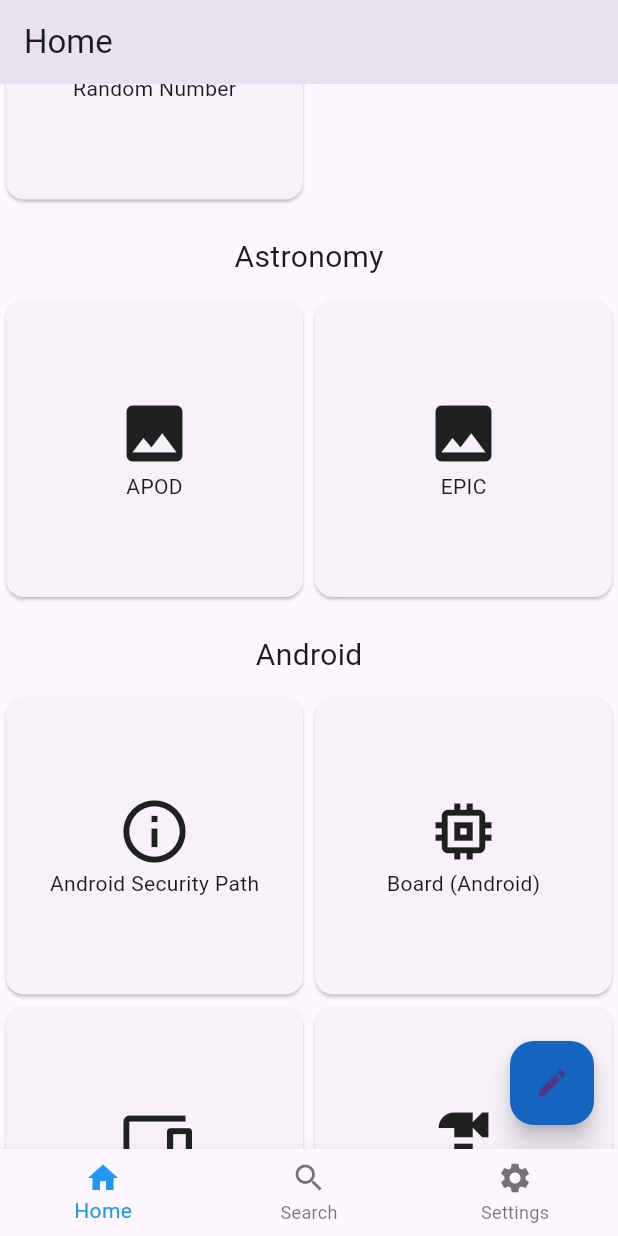
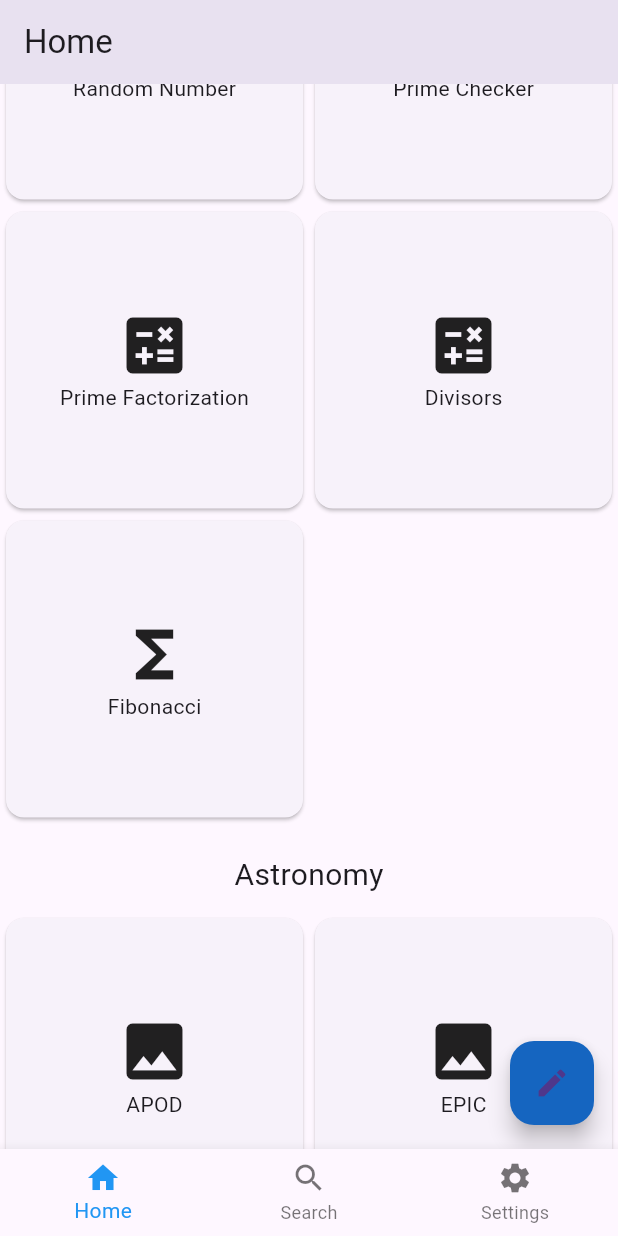
Before and after one commit to spageektti/sapphire, a Flutter app: the screen it shows after launch, scrolled down 576 dp, on a phone screen of 412 x 824 dp. Run offline on Flutter 3.47's test engine with Material 3 defaults, Android fonts, the phone set to English and light mode, and no system bars; our stand-ins replace decimal, device_info_plus, easy_localization, file_picker, shared_preferences; missing offline and left inert: country_flags, flutter_math_fork.

Commit message:
add new functions and update the version number

```diff
--- a/lib/default_home_list.dart
+++ b/lib/default_home_list.dart
@@ -31,6 +31,10 @@ List<List<int>> defaultHomeList = [
     2,
     3,
     111,
+    114,
+    115,
+    116,
+    117,
   ],
   [
     112,
--- a/lib/function_list.dart
+++ b/lib/function_list.dart
@@ -27,9 +27,15 @@ import 'package:flutter/material.dart';
 import 'package:sapphire/functions/android/version_security_path.dart';
 import 'package:sapphire/functions/astronomy/apod.dart';
 import 'package:sapphire/functions/astronomy/epic.dart';
+import 'package:sapphire/functions/calendar/datetime_difference.dart';
+import 'package:sapphire/functions/calendar/timezone.dart';
+import 'package:sapphire/functions/math/divisors.dart';
+import 'package:sapphire/functions/math/fibonacci.dart';
 import 'package:sapphire/functions/math/gcd.dart';
 import 'package:sapphire/functions/math/lcm.dart';
 import 'package:sapphire/functions/math/power.dart';
+import 'package:sapphire/functions/math/is_prime.dart';
+import 'package:sapphire/functions/math/prime_factorization.dart';
 import 'package:sapphire/functions/math/random.dart';
 import 'package:sapphire/functions/math/root.dart' as math_root;
 import 'package:sapphire/functions/android/board.dart';
@@ -1086,4 +1092,72 @@ List<FunctionItem> functionList = [
     ],
     index: 113,
   ),
+  FunctionItem(
+    widget: IsPrimeWidget(),
+    name: 'isPrime',
+    author: 'spageektti',
+    icon: Icons.check_circle,
+    tags: ['math', 'is_prime', 'prime', 'number', 'probability', 'statistics'],
+    index: 114,
+  ),
+  FunctionItem(
+    widget: PrimeFactorizationWidget(),
+    name: 'primeFactorization',
+    author: 'spageektti',
+    icon: Icons.calculate,
+    tags: [
+      'math',
+      'factorization',
+      'prime',
+      'number',
+      'probability',
+      'statistics'
+    ],
+    index: 115,
+  ),
+  FunctionItem(
+    widget: DivisorsWidget(),
+    name: 'divisors',
+    author: 'spageektti',
+    icon: Icons.calculate,
+    tags: [
+      'math',
+      'divisors',
+      'factors',
+      'number',
+      'probability',
+      'statistics'
+    ],
+    index: 116,
+  ),
+  FunctionItem(
+      widget: FibonacciWidget(),
+      name: 'fibonacci',
+      author: 'spageektti',
+      icon: Icons.functions,
+      tags: [
+        'math',
+        'fibonacci',
+        'sequence',
+        'number',
+        'probability',
+        'statistics'
+      ],
+      index: 117),
+  FunctionItem(
+    widget: TimezoneWidget(),
+    name: 'timezone',
+    author: 'spageektti',
+    icon: Icons.access_time,
+    tags: ['timezone', 'time', 'date', 'location', 'geography', 'world'],
+    index: 118,
+  ),
+  FunctionItem(
+    widget: DatetimeDifferenceWidget(),
+    name: 'datetimeDifference',
+    author: 'spageektti',
+    icon: Icons.date_range,
+    tags: ['datetime', 'difference', 'time', 'date', 'duration', 'interval'],
+    index: 119,
+  ),
 ];
--- a/pubspec.yaml
+++ b/pubspec.yaml
@@ -16,7 +16,7 @@ publish_to: "none" # Remove this line if you wish to publish to pub.dev
 # https://developer.apple.com/library/archive/documentation/General/Reference/InfoPlistKeyReference/Articles/CoreFoundationKeys.html
 # In Windows, build-name is used as the major, minor, and patch parts
 # of the product and file versions while build-number is used as the build suffix.
-version: 0.1.0+4
+version: 0.0.4+4
 
 environment:
   sdk: ^3.5.4
```
